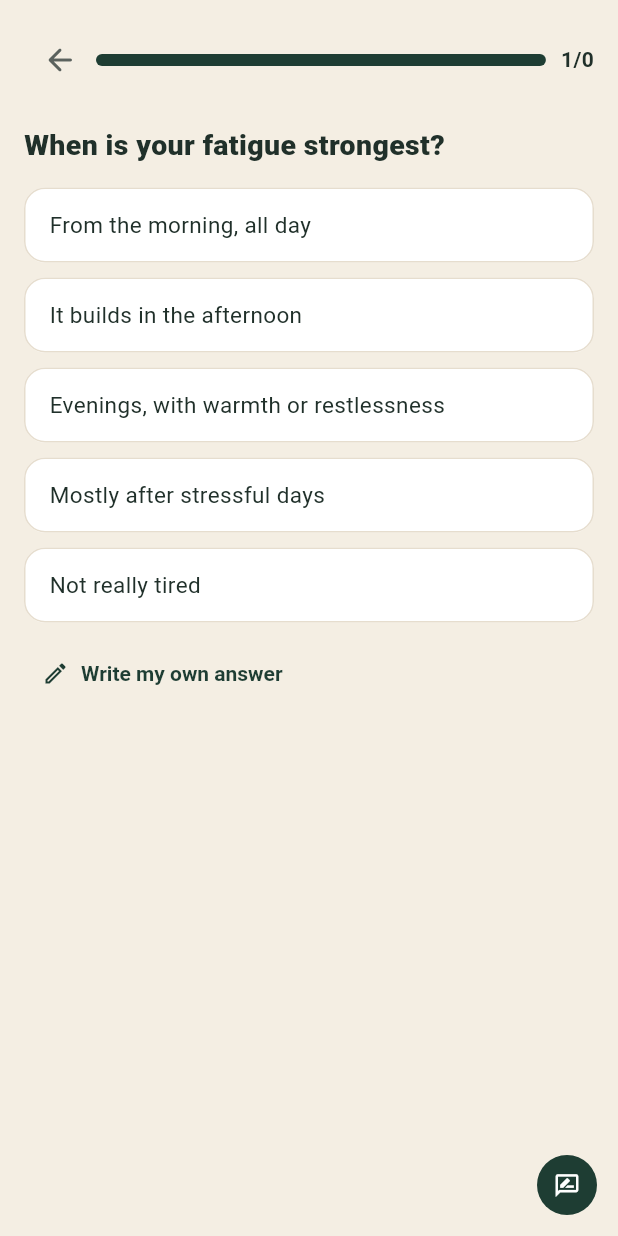
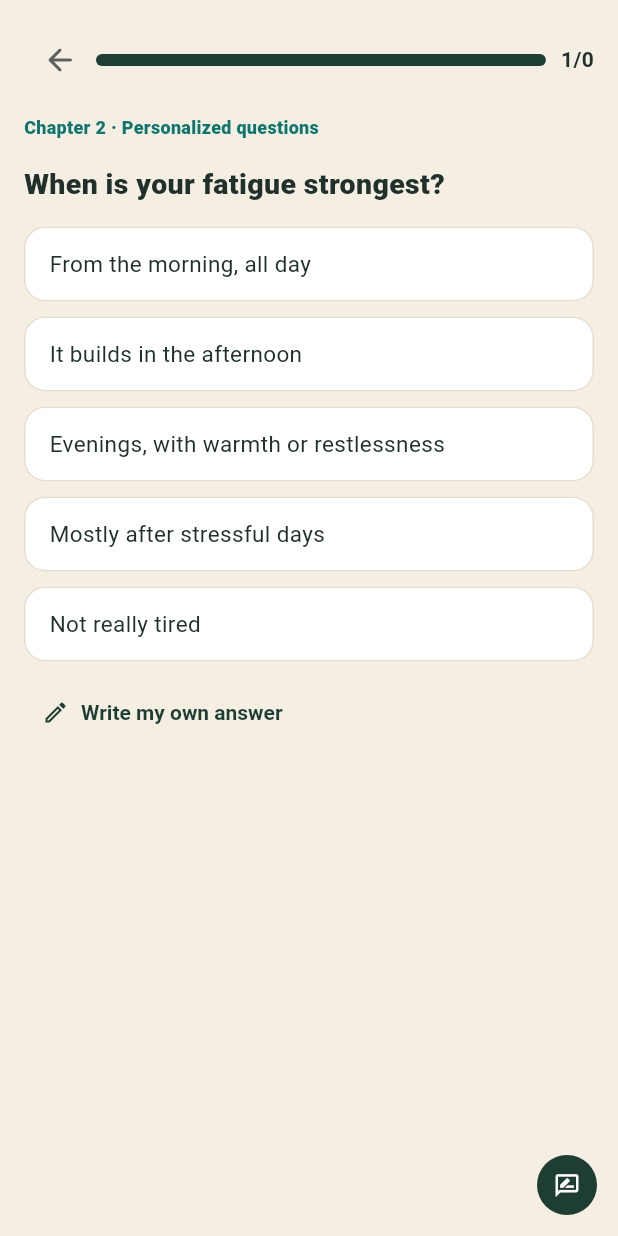
Before and after one commit to HugoSeong0721/test-mvp, a Flutter app: the _QuestionView widget shown alone on an empty page, opened directly with sample values from the repository, on a phone screen of 412 x 824 dp. Run offline on Flutter 3.47's test engine with Material 3 defaults, Android fonts, the phone set to English and light mode, and no system bars; our stand-ins replace cloud_firestore, firebase_auth, firebase_core, image_picker, qr_flutter, shared_preferences; missing offline and left inert: dart:html; accounts and stored records are empty; Roboto replaces fonts that are missing (Arial).

Commit message:
Restructure the finder into two chapters (common -> personalized)
Make the deepening visible: the flow now has a common chapter and a
personalized chapter whose questions are chosen by the patient's own
answers.

- Chapter 1 (공통 문진): fixed common questions everyone answers
  (energy, temperature, stress, digestion).
- Chapter 2 (맞춤 심화 문진): after Chapter 1, the leading pattern's
  own deep-dive questions are asked to confirm/refine that direction;
  when they run out, the runner-up's are used. Two patients with
  different Chapter 1 answers get different Chapter 2 questions.
- Added 13 new pattern-specific deep-dive questions (2-3 per pattern),
  reusing the former generic questions as each pattern's first
  deep-dive slot.
- Engine: commonQuestionIds / deepDiveIdsByPattern drive nextQuestion();
  currentChapter exposed for the UI.
- Question screen shows a chapter label and a one-time interstitial when
  Chapter 2 begins ("답변에 맞춰 더 여쭤볼게요").
- Public preview mirrors the two-chapter flow (JS syntax-checked).

Co-Authored-By: Claude Opus 4.8 <noreply@anthropic.com>
Claude-Session: https://claude.ai/code/session_01QeN7mWVThNai5B8cu7DJwR

```diff
--- a/lib/features/pattern_finder/presentation/pattern_finder_screen.dart
+++ b/lib/features/pattern_finder/presentation/pattern_finder_screen.dart
@@ -283,6 +283,9 @@ class _PatternFinderScreenState extends State<PatternFinderScreen> {
           question: _currentQuestion!,
           answered: _engine.answeredCount,
           total: PatternFinderService.questionsPerSession,
+          chapter: _engine.currentChapter,
+          isChapterStart: _engine.answeredCount ==
+              PatternFinderService.commonQuestionCount,
           onChoose: _choose,
           onChooseFreeText: _chooseFreeText,
           onBack: _back,
@@ -527,6 +530,8 @@ class _QuestionView extends StatefulWidget {
     required this.question,
     required this.answered,
     required this.total,
+    required this.chapter,
+    required this.isChapterStart,
     required this.onChoose,
     required this.onChooseFreeText,
     required this.onBack,
@@ -535,6 +540,8 @@ class _QuestionView extends StatefulWidget {
   final PatternQuestion question;
   final int answered;
   final int total;
+  final int chapter;
+  final bool isChapterStart;
   final ValueChanged<int> onChoose;
   final ValueChanged<String> onChooseFreeText;
   final VoidCallback onBack;
@@ -563,6 +570,9 @@ class _QuestionViewState extends State<_QuestionView> {
   Widget build(BuildContext context) {
     final lang = AppLanguageController.instance;
     final question = widget.question;
+    final chapterLabel = widget.chapter == 1
+        ? lang.tr('Chapter 1 · Common questions', '1장 · 공통 문진')
+        : lang.tr('Chapter 2 · Personalized questions', '2장 · 맞춤 심화 문진');
     return ListView(
       padding: const EdgeInsets.all(16),
       children: [
@@ -590,7 +600,52 @@ class _QuestionViewState extends State<_QuestionView> {
             ),
           ],
         ),
-        const SizedBox(height: 18),
+        const SizedBox(height: 12),
+        Text(
+          chapterLabel,
+          style: TextStyle(
+            fontSize: 12,
+            fontWeight: FontWeight.w800,
+            letterSpacing: 0.2,
+            color: widget.chapter == 1
+                ? AppTheme.sky
+                : const Color(0xFF0F766E),
+          ),
+        ),
+        if (widget.isChapterStart) ...[
+          const SizedBox(height: 8),
+          Container(
+            padding: const EdgeInsets.all(12),
+            decoration: BoxDecoration(
+              color: const Color(0xFF0F766E).withValues(alpha: 0.08),
+              borderRadius: BorderRadius.circular(12),
+              border: Border.all(
+                color: const Color(0xFF0F766E).withValues(alpha: 0.3),
+              ),
+            ),
+            child: Row(
+              children: [
+                const Icon(
+                  Icons.auto_awesome_rounded,
+                  size: 18,
+                  color: Color(0xFF0F766E),
+                ),
+                const SizedBox(width: 8),
+                Expanded(
+                  child: Text(
+                    lang.tr(
+                      "Based on your answers, we'll now ask a few questions "
+                      'tailored to you.',
+                      '지금까지 답변에 맞춰, 이제 나에게 맞는 질문을 몇 가지 더 여쭤볼게요.',
+                    ),
+                    style: const TextStyle(fontSize: 12.5, height: 1.4),
+                  ),
+                ),
+              ],
+            ),
+          ),
+        ],
+        const SizedBox(height: 14),
         Text(
           lang.tr(question.textEn, question.textKo),
           style: const TextStyle(fontSize: 19, fontWeight: FontWeight.w800),
```
Also changed, not shown: lib/core/services/pattern_finder_service.dart (+315 -27 lines), 1 other file.
